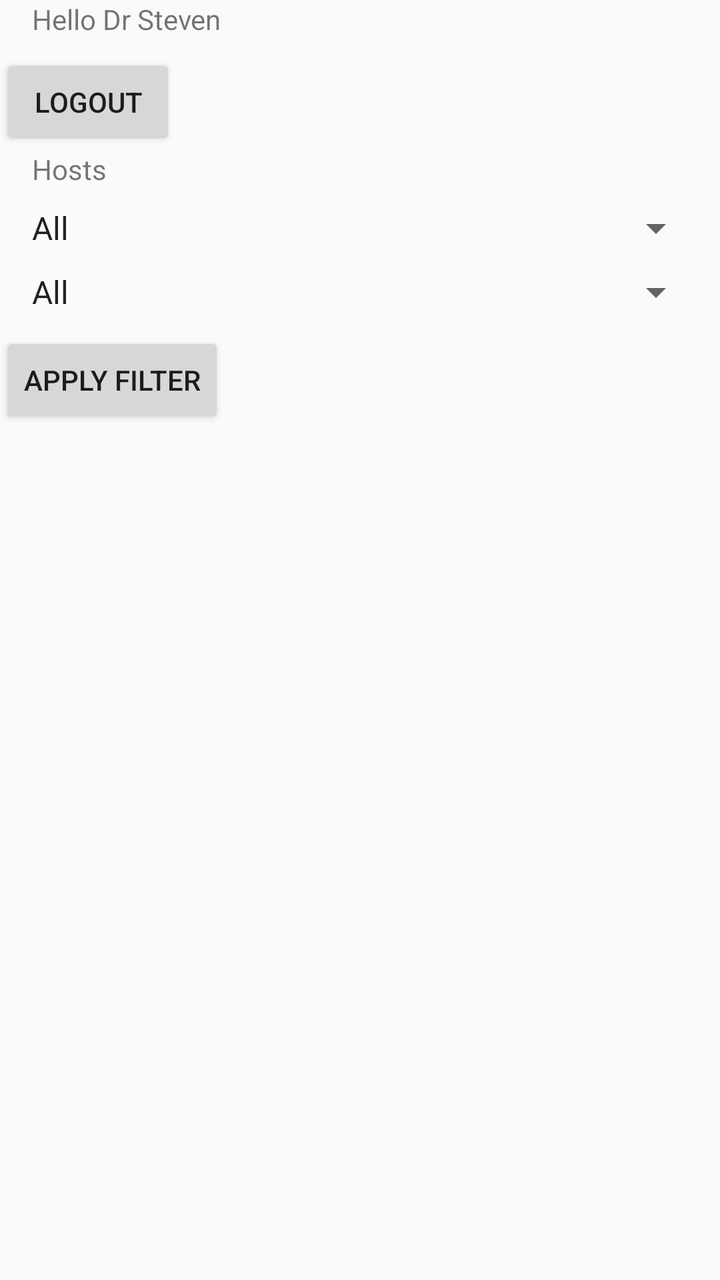
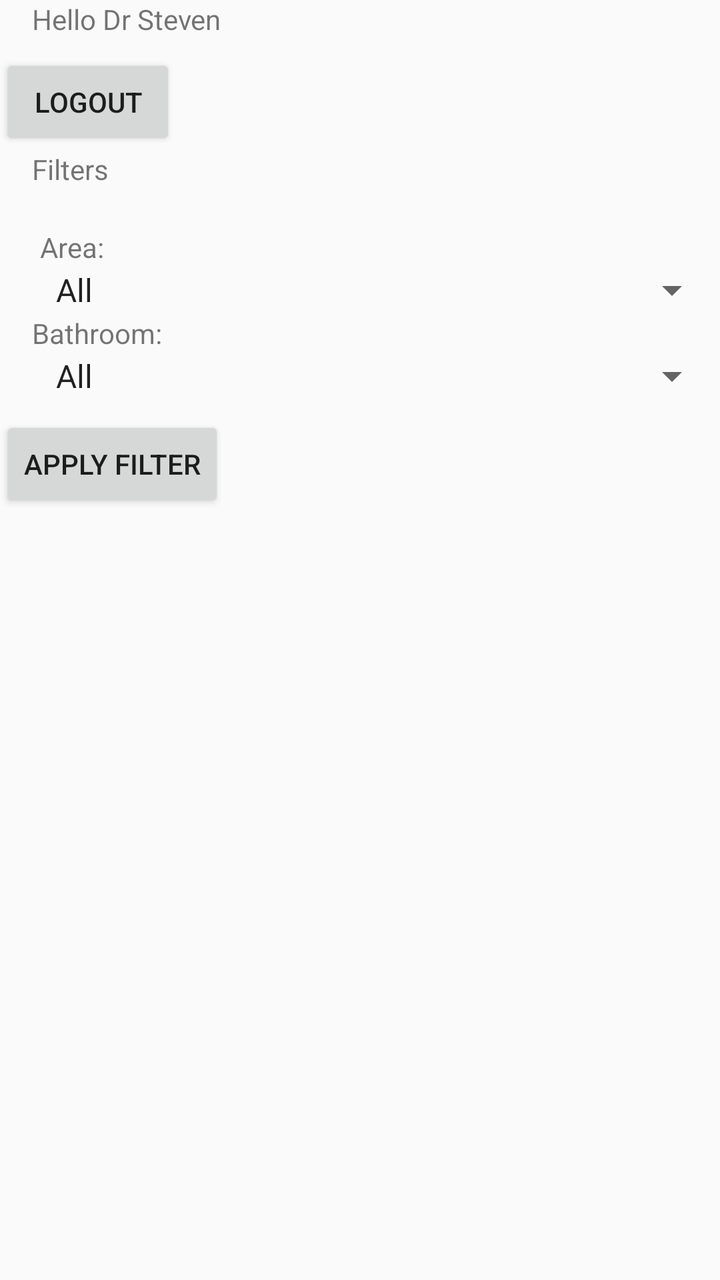

The first picture is an Android layout as it rendered before a commit; the second is the same layout after the commit. The layout source and the unified diff follow.
<!-- AndroidManifest.xml: activity theme Theme.SBA_Application -->
<!-- res/layout/activity_main.xml -->
<androidx.constraintlayout.widget.ConstraintLayout
    xmlns:android="http://schemas.android.com/apk/res/android"
    xmlns:app="http://schemas.android.com/apk/res-auto"
    xmlns:tools="http://schemas.android.com/tools"
    android:layout_width="match_parent"
    android:layout_height="match_parent"
    tools:context=".MainActivity">

    <TextView
        android:id="@+id/user_details"
        android:layout_width="wrap_content"
        android:layout_height="wrap_content"
        android:layout_marginStart="16dp"
        android:text="Hello Dr Steven"
        app:layout_constraintStart_toStartOf="parent"
        app:layout_constraintTop_toTopOf="parent" />

    <Button
        android:id="@+id/logout"
        android:layout_width="wrap_content"
        android:layout_height="wrap_content"
        android:layout_marginTop="8dp"
        android:text="@string/logout"

        app:layout_constraintTop_toBottomOf="@id/user_details"
        tools:layout_editor_absoluteX="302dp"
        tools:ignore="MissingConstraints" />

    <TextView
        android:id="@+id/hosts"
        android:layout_width="wrap_content"
        android:layout_height="wrap_content"
        android:layout_marginStart="16dp"
        android:text="Hosts"
        app:layout_constraintStart_toStartOf="parent"
        app:layout_constraintTop_toBottomOf="@id/logout" />


    <androidx.recyclerview.widget.RecyclerView
        android:id="@+id/my_recycler_view"
        android:layout_width="match_parent"
        android:layout_height="wrap_content"
        android:layout_marginStart="16dp"
        android:layout_marginTop="10dp"
        android:clipToPadding="false"
        app:layout_constraintStart_toStartOf="parent"
        app:layout_constraintTop_toBottomOf="@+id/buttonFilter" />


    <Spinner
        android:id="@+id/spinnerArea"
        android:layout_width="match_parent"
        android:layout_height="wrap_content"
        android:entries="@array/areas_array"
        app:layout_constraintTop_toBottomOf="@+id/hosts"

        android:layout_margin="8dp"/>

    <Spinner
        android:id="@+id/spinnerBathroom"
        android:layout_width="match_parent"
        android:layout_height="wrap_content"
        android:entries="@array/bathroom_array"
        app:layout_constraintTop_toBottomOf="@+id/spinnerArea"

        android:layout_margin="8dp"/>

    <Button
        android:id="@+id/buttonFilter"
        android:layout_width="wrap_content"
        android:layout_height="wrap_content"
        android:layout_margin="8dp"
        android:text="Apply Filter"
        app:layout_constraintTop_toBottomOf="@+id/spinnerBathroom"
        tools:layout_editor_absoluteX="16dp"
        tools:ignore="MissingConstraints" />


</androidx.constraintlayout.widget.ConstraintLayout>
<!-- resources referenced by this layout -->
<resources>
  <string-array name="areas_array">
          <item>All</item>
          <item>Hout Bay</item>
          <item>Other Area</item>
      </string-array>
  <string-array name="bathroom_array">
          <item>All</item>
          <item>Shared</item>
          <item>Private</item>
      </string-array>
  <string name="logout">Logout</string>
  <style name="Theme.SBA_Application" parent="android:Theme.Material.Light.NoActionBar" />
</resources>

<!-- the commit's change to res/layout/activity_main.xml (unified diff, before → after) -->
@@ -31,49 +31,73 @@
         android:layout_width="wrap_content"
         android:layout_height="wrap_content"
         android:layout_marginStart="16dp"
-        android:text="Hosts"
+        android:text="Filters"
         app:layout_constraintStart_toStartOf="parent"
         app:layout_constraintTop_toBottomOf="@id/logout" />
 
+    <TextView
+        android:id="@+id/AreaFilLabel"
+        android:layout_width="wrap_content"
+        android:layout_height="wrap_content"
+        android:layout_marginStart="20dp"
+        android:layout_marginTop="20dp"
+        android:text="Area:"
+        app:layout_constraintStart_toStartOf="parent"
+        app:layout_constraintTop_toBottomOf="@id/hosts" />
 
-    <androidx.recyclerview.widget.RecyclerView
-        android:id="@+id/my_recycler_view"
-        android:layout_width="match_parent"
+    <TextView
+        android:id="@+id/BathroomFilLabel"
+        android:layout_width="wrap_content"
         android:layout_height="wrap_content"
         android:layout_marginStart="16dp"
-        android:layout_marginTop="10dp"
-        android:clipToPadding="false"
+        android:text="Bathroom:"
         app:layout_constraintStart_toStartOf="parent"
-        app:layout_constraintTop_toBottomOf="@+id/buttonFilter" />
+        app:layout_constraintTop_toBottomOf="@id/spinnerArea" />
 
+    
 
     <Spinner
         android:id="@+id/spinnerArea"
         android:layout_width="match_parent"
         android:layout_height="wrap_content"
+        android:layout_marginStart="20dp"
+        android:layout_marginTop="0dp"
+
         android:entries="@array/areas_array"
-        app:layout_constraintTop_toBottomOf="@+id/hosts"
-
-        android:layout_margin="8dp"/>
-
-    <Spinner
-        android:id="@+id/spinnerBathroom"
-        android:layout_width="match_parent"
-        android:layout_height="wrap_content"
-        android:entries="@array/bathroom_array"
-        app:layout_constraintTop_toBottomOf="@+id/spinnerArea"
-
-        android:layout_margin="8dp"/>
+        app:layout_constraintTop_toBottomOf="@+id/AreaFilLabel"
+        tools:layout_editor_absoluteX="8dp" />
 
     <Button
         android:id="@+id/buttonFilter"
         android:layout_width="wrap_content"
         android:layout_height="wrap_content"
         android:layout_margin="8dp"
+        android:layout_marginTop="8dp"
         android:text="Apply Filter"
         app:layout_constraintTop_toBottomOf="@+id/spinnerBathroom"
-        tools:layout_editor_absoluteX="16dp"
-        tools:ignore="MissingConstraints" />
+        tools:ignore="MissingConstraints"
+        tools:layout_editor_absoluteX="16dp" />
+
+    <androidx.recyclerview.widget.RecyclerView
+        android:id="@+id/my_recycler_view"
+        android:layout_width="match_parent"
+        android:layout_height="wrap_content"
+        android:layout_marginStart="8dp"
+        android:layout_marginTop="4dp"
+        android:clipToPadding="false"
+        app:layout_constraintStart_toStartOf="parent"
+        app:layout_constraintTop_toBottomOf="@+id/buttonFilter" />
+
+    <Spinner
+        android:id="@+id/spinnerBathroom"
+        android:layout_width="match_parent"
+        android:layout_height="wrap_content"
+        android:layout_marginStart="20dp"
+        android:layout_marginTop="0dp"
+
+        android:entries="@array/bathroom_array"
+        app:layout_constraintTop_toBottomOf="@+id/BathroomFilLabel"
+        tools:layout_editor_absoluteX="8dp" />
 
 
 </androidx.constraintlayout.widget.ConstraintLayout>
